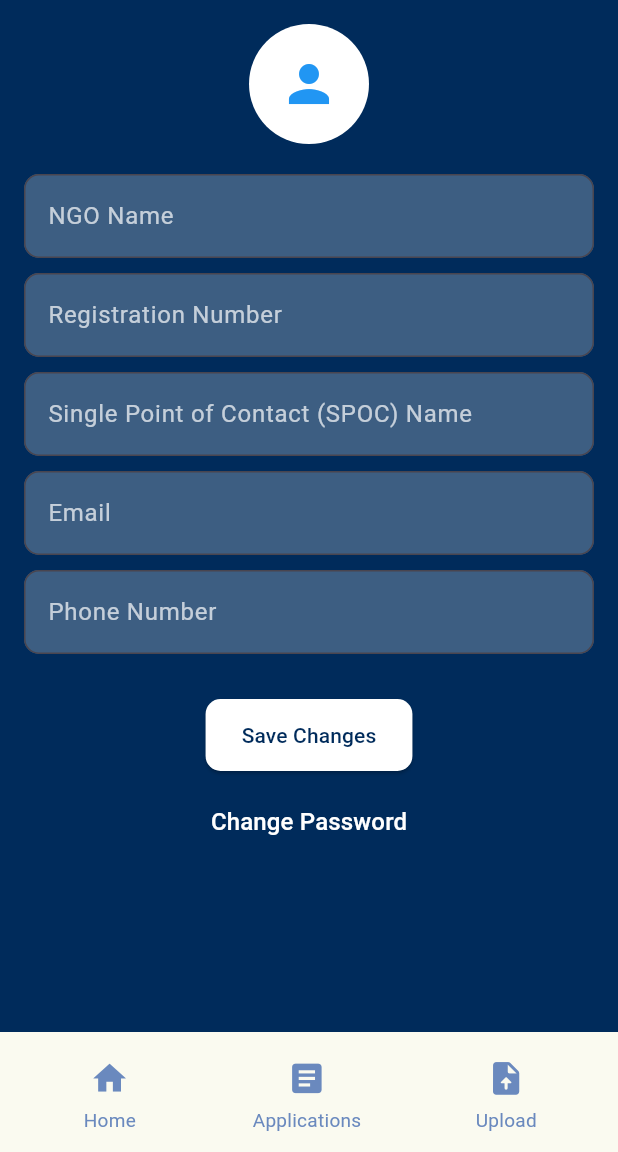
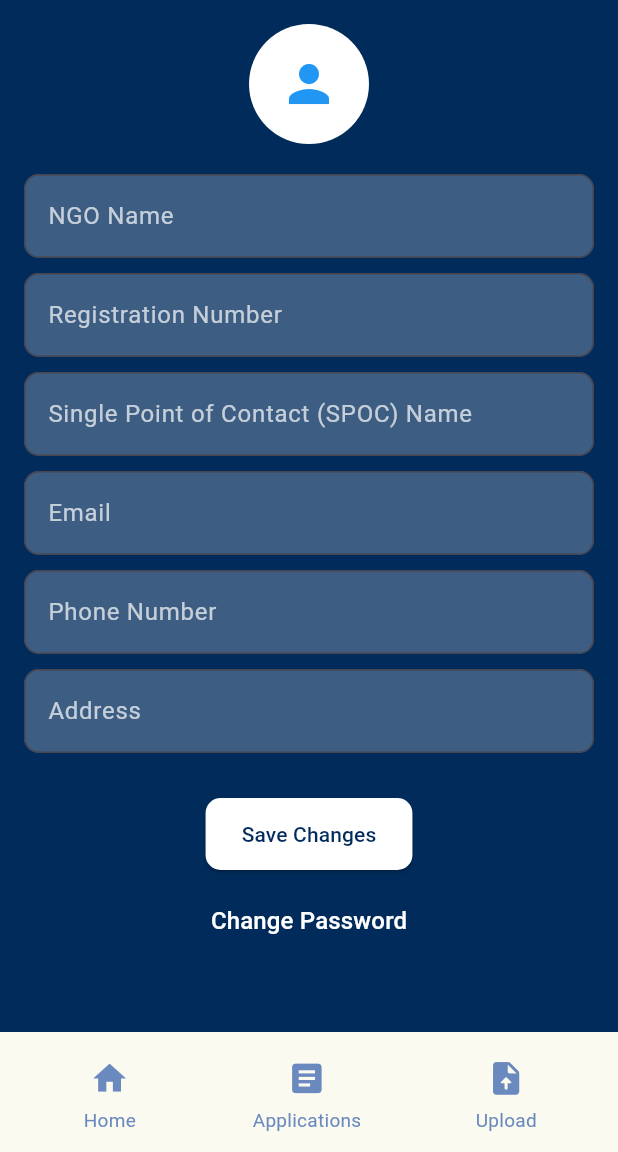
Before and after one commit to suzannedantis/ngobeacon, a Flutter app: the NGOProfilePage screen opened directly, on a phone screen of 412 x 824 dp, the part 84-1236 px from its top. Run offline on Flutter 3.47's test engine with Material 3 defaults, Android fonts, the phone set to English and light mode, and no system bars; our stand-ins replace fl_chart, google_fonts, google_sign_in, image_picker, shared_preferences, supabase_flutter; accounts and stored records are empty.

Commit message:
made changes to ngo profile

```diff
--- a/lib/appbar_menu/ngo_profile.dart
+++ b/lib/appbar_menu/ngo_profile.dart
@@ -1,10 +1,56 @@
 import 'package:flutter/material.dart';
+import 'package:shared_preferences/shared_preferences.dart';
 import 'change_password.dart';
 import '../components/bottom_nav_bar.dart';
 import '../components/top_nav_bar.dart';
 
-class NGOProfilePage extends StatelessWidget {
+class NGOProfilePage extends StatefulWidget {
   const NGOProfilePage({super.key});
+
+  @override
+  State<NGOProfilePage> createState() => _NGOProfilePageState();
+}
+
+class _NGOProfilePageState extends State<NGOProfilePage> {
+  final TextEditingController _nameController = TextEditingController();
+  final TextEditingController _regController = TextEditingController();
+  final TextEditingController _spocController = TextEditingController();
+  final TextEditingController _emailController = TextEditingController();
+  final TextEditingController _phoneController = TextEditingController();
+  final TextEditingController _addressController =
+      TextEditingController(); // New
+
+  @override
+  void initState() {
+    super.initState();
+    _loadProfileData();
+  }
+
+  Future<void> _loadProfileData() async {
+    final prefs = await SharedPreferences.getInstance();
+    setState(() {
+      _nameController.text = prefs.getString('ngo_name') ?? '';
+      _regController.text = prefs.getString('reg_number') ?? '';
+      _spocController.text = prefs.getString('spoc_name') ?? '';
+      _emailController.text = prefs.getString('email') ?? '';
+      _phoneController.text = prefs.getString('phone') ?? '';
+      _addressController.text = prefs.getString('address') ?? '';
+    });
+  }
+
+  Future<void> _saveProfileData() async {
+    final prefs = await SharedPreferences.getInstance();
+    await prefs.setString('ngo_name', _nameController.text);
+    await prefs.setString('reg_number', _regController.text);
+    await prefs.setString('spoc_name', _spocController.text);
+    await prefs.setString('email', _emailController.text);
+    await prefs.setString('phone', _phoneController.text);
+    await prefs.setString('address', _addressController.text); // Save address
+
+    ScaffoldMessenger.of(
+      context,
+    ).showSnackBar(SnackBar(content: Text("Changes Saved")));
+  }
 
   @override
   Widget build(BuildContext context) {
@@ -21,16 +67,18 @@ class NGOProfilePage extends StatelessWidget {
                 child: Icon(Icons.person, size: 40, color: Colors.blue),
               ),
               SizedBox(height: 20),
-              buildTextField("NGO Name"),
-              buildTextField("Registration Number"),
-              buildTextField("Single Point of Contact (SPOC) Name"),
-              buildTextField("Email"),
-              buildTextField("Phone Number"),
+              _buildTextField("NGO Name", _nameController),
+              _buildTextField("Registration Number", _regController),
+              _buildTextField(
+                "Single Point of Contact (SPOC) Name",
+                _spocController,
+              ),
+              _buildTextField("Email", _emailController),
+              _buildTextField("Phone Number", _phoneController),
+              _buildTextField("Address", _addressController), // New
               SizedBox(height: 20),
               ElevatedButton(
-                onPressed: () {
-                  // Implement Save Changes Logic
-                },
+                onPressed: _saveProfileData,
                 style: ElevatedButton.styleFrom(
                   backgroundColor: Colors.white,
                   foregroundColor: Color(0xFF002B5B),
@@ -65,10 +113,11 @@ class NGOProfilePage extends StatelessWidget {
     );
   }
 
-  Widget buildTextField(String label) {
+  Widget _buildTextField(String label, TextEditingController controller) {
     return Padding(
       padding: EdgeInsets.only(bottom: 10),
       child: TextField(
+        controller: controller,
         style: TextStyle(color: Colors.white),
         decoration: InputDecoration(
           labelText: label,
@@ -83,4 +132,15 @@ class NGOProfilePage extends StatelessWidget {
       ),
     );
   }
+
+  @override
+  void dispose() {
+    _nameController.dispose();
+    _regController.dispose();
+    _spocController.dispose();
+    _emailController.dispose();
+    _phoneController.dispose();
+    _addressController.dispose(); // Dispose new controller
+    super.dispose();
+  }
 }
```
Also changed, not shown: lib/Applications/applicant_info.dart (+8 -1 lines).
